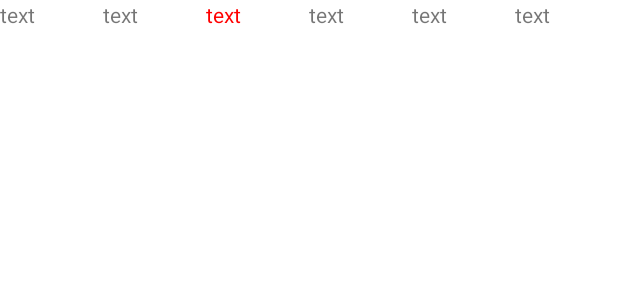
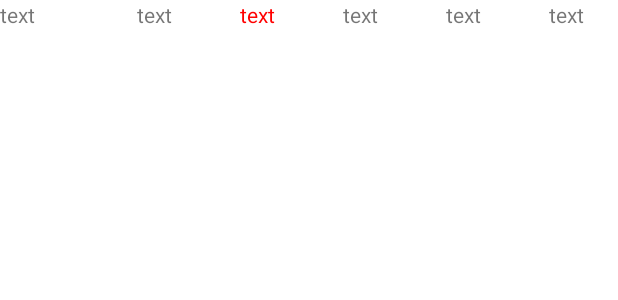
Before and after one commit to 2021graduation/2021_graduation, an Android app: the layout infection_list.xml on its own in the app's theme, with its tools: preview values and no code run, on a phone screen of 412 x 824 dp. Shown: the top 300 px of the screen. Run offline under Robolectric (Android 15) with nearby library versions, the phone set to English and light mode, and no system bars; network calls fail.

Commit message:
레이아웃 수정

```diff
--- a/app/src/main/res/layout/infection_list.xml
+++ b/app/src/main/res/layout/infection_list.xml
@@ -28,6 +28,7 @@
                 android:layout_width="match_parent"
                 android:layout_height="match_parent"
                 android:layout_weight="1"
+                android:gravity="center"
                 android:text="text" />
 
             <TextView
@@ -35,6 +36,7 @@
                 android:layout_width="match_parent"
                 android:layout_height="match_parent"
                 android:layout_weight="1"
+                android:gravity="center"
                 android:text="text"
                 android:textColor="#FF0000" />
 
@@ -43,6 +45,7 @@
                 android:layout_width="match_parent"
                 android:layout_height="match_parent"
                 android:layout_weight="1"
+                android:gravity="center"
                 android:text="text" />
 
             <TextView
@@ -50,6 +53,7 @@
                 android:layout_width="match_parent"
                 android:layout_height="match_parent"
                 android:layout_weight="1"
+                android:gravity="center"
                 android:text="text" />
 
             <TextView
@@ -57,6 +61,7 @@
                 android:layout_width="match_parent"
                 android:layout_height="match_parent"
                 android:layout_weight="1"
+                android:gravity="center"
                 android:text="text" />
 
         </LinearLayout>
```
Also changed, not shown: app/src/main/res/layout/activity_infection.xml (+9 -4 lines).
